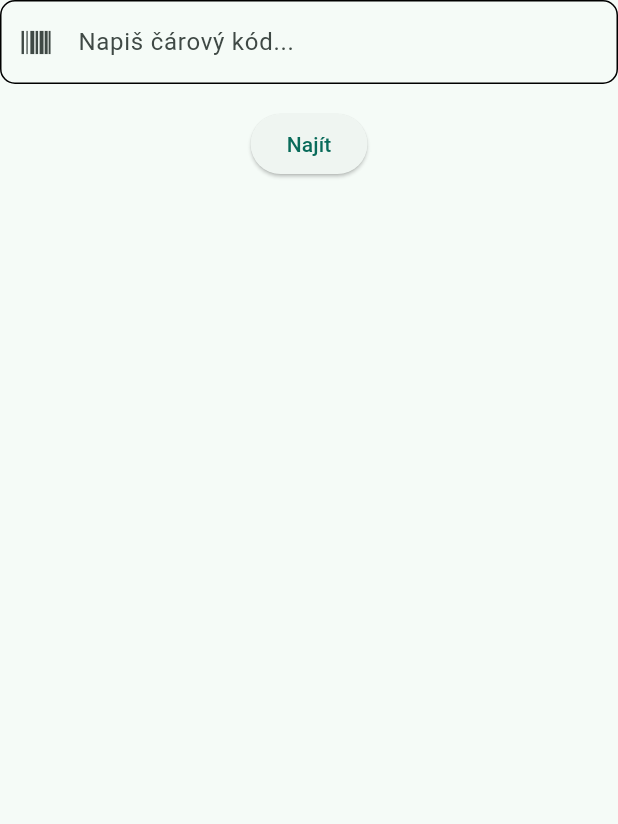
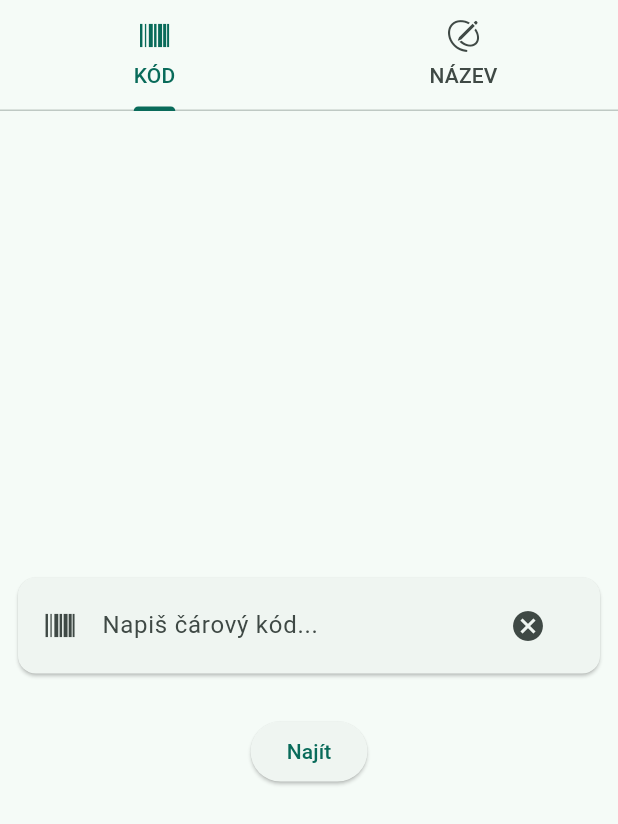
Before and after one commit to gitStanda/babis, a Flutter app: the ManualTypeWidget widget shown alone on an empty page, opened directly, on a phone screen of 412 x 824 dp. Shown: the top 824 px of the screen. Run offline on Flutter 3.47's test engine with Material 2 defaults, Android fonts, the phone set to English and light mode, and no system bars; our stand-ins replace babstrap_settings_screen, diacritic, dio, internet_connection_checker, shared_preferences; missing offline and left inert: mobile_scanner; accounts and stored records are empty.

Commit message:
added searching with manufacturer name (without duplicated or lettercase, diacritics needed) & fixed ResultWidget

```diff
--- a/lib/core/functions/get_result.dart
+++ b/lib/core/functions/get_result.dart
@@ -33,6 +33,7 @@ Future<ResultData> getResultData(String barcode) async {
   // nenasla se zadna firma, vrati aspon zemi puvodu a pokud to neni CR, vrati "mimo holding"
   if (firmaData == null) {
     processCountry(barcode, result);
+    return result;
   } else {
     // pokud je to RETEZEC - albert, tesco, kaufland, atd...
     if (firmaData.retezec == true) {
@@ -191,7 +192,7 @@ ResultData processCountry(String barcode, ResultData result) {
     result.holding = HoldingType.nejasne;
   }
   // je z Ruska
-  if (zeme == "Rusko") {
+  else if (zeme == "Rusko") {
     result.nazev = "nezjištěná firma z Ruska";
     result.zeme = "Rusko";
     result.dodatek = "Tento produkt pochází z Ruska.";
--- a/lib/core/widgets/manual_type_widget.dart
+++ b/lib/core/widgets/manual_type_widget.dart
@@ -1,46 +1,41 @@
+import 'package:babisappka/core/widgets/tabs/name_tab.dart';
 import 'package:flutter/cupertino.dart';
 import 'package:flutter/material.dart';
-import 'package:flutter/services.dart';
-
-import '../notifiers.dart';
+import 'tabs/code_tab.dart';
 
 class ManualTypeWidget extends StatelessWidget {
-  ManualTypeWidget({super.key});
-  final TextEditingController _textEditingController = TextEditingController();
-
-  void _updateScanResult(BuildContext context) {
-    final String enteredBarcode = _textEditingController.text;
-
-    scanResult.value = enteredBarcode;
-  }
+  const ManualTypeWidget({super.key});
 
   @override
   Widget build(BuildContext context) {
-    return Column(
-      children: [
-        TextField(
-          keyboardType: TextInputType.number,
-          inputFormatters: [FilteringTextInputFormatter.digitsOnly, LengthLimitingTextInputFormatter(20)],
-          controller: _textEditingController,
-          decoration: InputDecoration(
-            hintText: 'Napiš čárový kód...',
-            prefixIcon: const Icon(CupertinoIcons.barcode),
-            enabledBorder: OutlineInputBorder(
-              borderSide: const BorderSide(),
-              borderRadius: BorderRadius.circular(10),
-            ),
-            focusedBorder: OutlineInputBorder(
-              borderSide: const BorderSide(color: Colors.white),
-              borderRadius: BorderRadius.circular(10),
+    return DefaultTabController(
+      length: 2,
+      child: Column(
+        children: [
+          const TabBar(
+            tabs: [
+              Tab(
+                icon: Icon(CupertinoIcons.barcode),
+                iconMargin: EdgeInsets.only(bottom: 5),
+                text: "KÓD",
+              ),
+              Tab(
+                icon: Icon(CupertinoIcons.pencil_outline),
+                iconMargin: EdgeInsets.only(bottom: 5),
+                text: "NÁZEV",
+              ),
+            ],
+          ),
+          Expanded(
+            child: TabBarView(
+              children: [
+                CodeTab(),
+                NameTab(),
+              ],
             ),
           ),
-        ),
-        const SizedBox(height: 16),
-        ElevatedButton(
-          onPressed: () => _updateScanResult(context),
-          child: const Text('Najít'),
-        ),
-      ],
+        ],
+      ),
     );
   }
 }
--- /dev/null
+++ b/lib/core/widgets/tabs/code_tab.dart
@@ -0,0 +1,53 @@
+import 'package:babisappka/core/notifiers.dart';
+import 'package:flutter/cupertino.dart';
+import 'package:flutter/material.dart';
+import 'package:flutter/services.dart';
+
+class CodeTab extends StatelessWidget {
+  final TextEditingController _textEditingController = TextEditingController();
+
+  CodeTab({super.key});
+
+  void _updateScanResult(BuildContext context) {
+    final String enteredBarcode = _textEditingController.text;
+
+    scanResult.value = enteredBarcode;
+  }
+
+  @override
+  Widget build(BuildContext context) {
+    return Column(
+      mainAxisAlignment: MainAxisAlignment.center,
+      children: [
+        Padding(
+          padding: const EdgeInsets.all(8),
+          child: Card(
+            child: ListTile(
+              leading: const Icon(CupertinoIcons.barcode),
+              title: TextField(
+                keyboardType: TextInputType.number,
+                controller: _textEditingController,
+                inputFormatters: [
+                  FilteringTextInputFormatter.digitsOnly,
+                  LengthLimitingTextInputFormatter(20)
+                ],
+                decoration: const InputDecoration(hintText: 'Napiš čárový kód...', border: InputBorder.none),
+              ),
+              trailing: IconButton(
+                icon: const Icon(Icons.cancel),
+                onPressed: () {
+                  _textEditingController.clear();
+                },
+              ),
+            ),
+          ),
+        ),
+        const SizedBox(height: 16),
+        ElevatedButton(
+          onPressed: () => _updateScanResult(context),
+          child: const Text('Najít'),
+        ),
+      ],
+    );
+  }
+}
--- a/pubspec.yaml
+++ b/pubspec.yaml
@@ -43,6 +43,7 @@ dependencies:
   babstrap_settings_screen: ^0.1.6
   url_launcher: ^6.1.12
   internet_connection_checker: ^1.0.0+1
+  diacritic: ^0.1.4
 
   # ai_barcode_scanner: ^0.0.7 - i've made some changes to this one.
 
```
Also changed, not shown: lib/core/functions/load_data.dart (+25 -0 lines), lib/core/widgets/result_widget.dart (+8 -12 lines), lib/core/widgets/tabs/name_tab.dart (added, +110 -0 lines), pubspec.lock.
